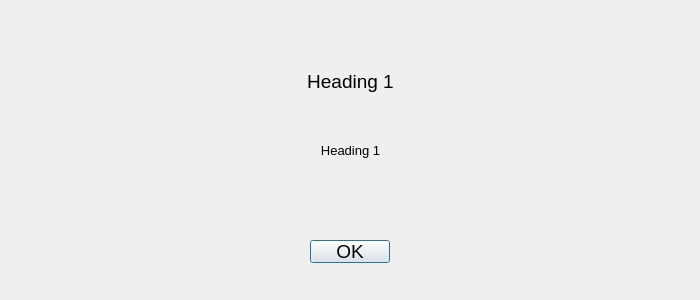
Qt form Utilities/Popups/generic_popup.ui (Georgia-Tech-Off-Road/GTORDaata) before a commit.
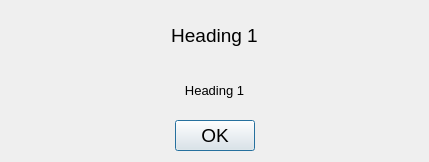
The same form after that commit.

What changed in the file:
```diff
--- a/Utilities/Popups/generic_popup.ui
+++ b/Utilities/Popups/generic_popup.ui
@@ -6,8 +6,8 @@
    <rect>
     <x>0</x>
     <y>0</y>
-    <width>700</width>
-    <height>300</height>
+    <width>429</width>
+    <height>162</height>
    </rect>
   </property>
   <property name="font">
@@ -18,15 +18,8 @@
   <property name="windowTitle">
    <string>Dialog</string>
   </property>
-  <widget class="QWidget" name="verticalLayoutWidget">
-   <property name="geometry">
-    <rect>
-     <x>20</x>
-     <y>50</y>
-     <width>661</width>
-     <height>131</height>
-    </rect>
-   </property>
+  <layout class="QGridLayout" name="gridLayout">
+   <item row="0" column="0">
    <layout class="QVBoxLayout" name="verticalLayout">
     <item>
      <widget class="QLabel" name="heading1_text">
@@ -54,20 +47,45 @@
      </widget>
     </item>
    </layout>
-  </widget>
+   </item>
+   <item row="1" column="0">
+    <layout class="QHBoxLayout" name="horizontalLayout">
+     <item>
+      <spacer name="horizontalSpacer">
+       <property name="orientation">
+        <enum>Qt::Horizontal</enum>
+       </property>
+       <property name="sizeHint" stdset="0">
+        <size>
+         <width>40</width>
+         <height>20</height>
+        </size>
+       </property>
+      </spacer>
+     </item>
+     <item>
   <widget class="QPushButton" name="ok_button">
-   <property name="geometry">
-    <rect>
-     <x>310</x>
-     <y>240</y>
-     <width>80</width>
-     <height>23</height>
-    </rect>
-   </property>
    <property name="text">
     <string>OK</string>
    </property>
   </widget>
+     </item>
+     <item>
+      <spacer name="horizontalSpacer_2">
+       <property name="orientation">
+        <enum>Qt::Horizontal</enum>
+       </property>
+       <property name="sizeHint" stdset="0">
+        <size>
+         <width>40</width>
+         <height>20</height>
+        </size>
+       </property>
+      </spacer>
+     </item>
+    </layout>
+   </item>
+  </layout>
  </widget>
  <resources/>
  <connections/>
```
Lines whose indentation alone changed are shown as unchanged.
